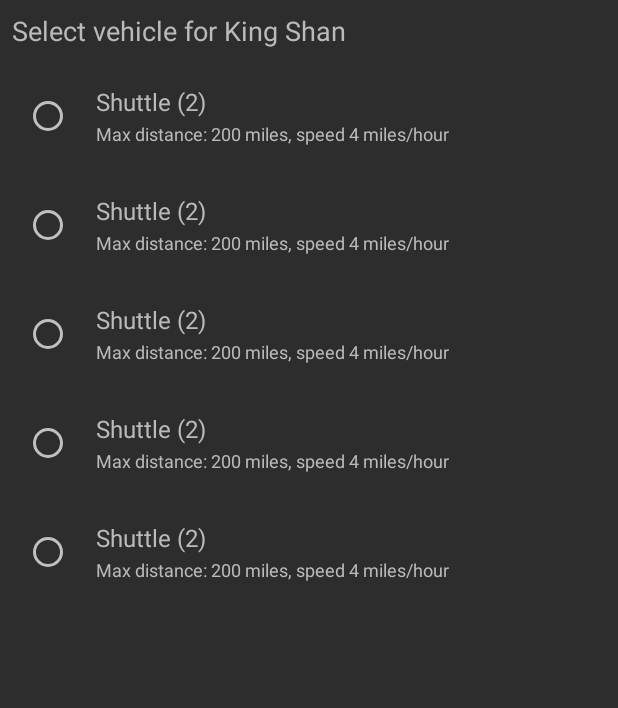
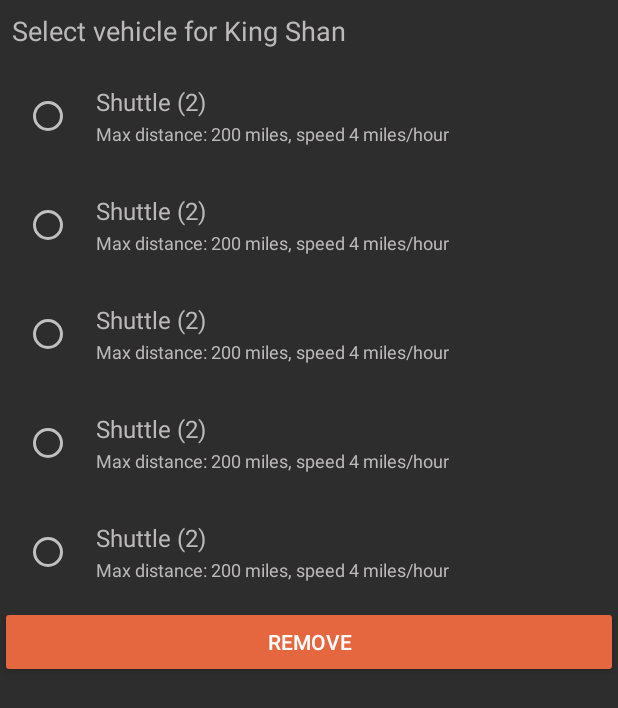
Before and after one commit to shah-nishant/finding-falcon, an Android app: the layout vehicle_bottom_sheet.xml on its own in the app's theme, with its tools: preview values and no code run, on a phone screen of 412 x 824 dp. Shown: the top 708 px of the screen. Run offline under Robolectric (Android 15) with nearby library versions, the phone set to English and light mode, and no system bars; network calls fail.

Commit message:
Add or select vehicle

```diff
--- a/app/src/main/java/shah/nishant/findingfalcon/game/di/GameModule.kt
+++ b/app/src/main/java/shah/nishant/findingfalcon/game/di/GameModule.kt
@@ -9,6 +9,7 @@ import dagger.multibindings.IntoMap
 import retrofit2.Retrofit
 import shah.nishant.findingfalcon.game.data.GameApi
 import shah.nishant.findingfalcon.game.view.GameFragment
+import shah.nishant.findingfalcon.game.view.VehicleBottomSheet
 import shah.nishant.findingfalcon.game.viewmodel.GameViewModel
 import shah.nishant.findingfalcon.viewmodel.ViewModelKey
 
@@ -17,6 +18,9 @@ abstract class GameModule {
 
     @ContributesAndroidInjector
     abstract fun gameFragment(): GameFragment
+
+    @ContributesAndroidInjector
+    abstract fun vehicleBottomSheet(): VehicleBottomSheet
 
     @Binds
     @IntoMap
--- a/app/src/main/java/shah/nishant/findingfalcon/game/model/Planet.kt
+++ b/app/src/main/java/shah/nishant/findingfalcon/game/model/Planet.kt
@@ -1,6 +1,9 @@
 package shah.nishant.findingfalcon.game.model
 
+import android.os.Parcelable
 import androidx.annotation.Keep
+import kotlinx.android.parcel.Parcelize
 
 @Keep
-data class Planet(val name: String?, val distance: String?)
+@Parcelize
+data class Planet(val name: String?, val distance: String?) : Parcelable
--- a/app/src/main/java/shah/nishant/findingfalcon/game/model/Target.kt
+++ b/app/src/main/java/shah/nishant/findingfalcon/game/model/Target.kt
@@ -1,3 +1,7 @@
 package shah.nishant.findingfalcon.game.model
 
-data class Target(val planet: Planet, val vehicle: Vehicle? = null)
+import android.os.Parcelable
+import kotlinx.android.parcel.Parcelize
+
+@Parcelize
+data class Target(val planet: Planet, val vehicle: Vehicle? = null) : Parcelable
--- a/app/src/main/java/shah/nishant/findingfalcon/game/view/TargetAdapter.kt
+++ b/app/src/main/java/shah/nishant/findingfalcon/game/view/TargetAdapter.kt
@@ -4,10 +4,9 @@ import android.view.LayoutInflater
 import android.view.ViewGroup
 import androidx.recyclerview.widget.RecyclerView
 import shah.nishant.findingfalcon.databinding.TargetLayoutBinding
-import shah.nishant.findingfalcon.game.model.Planet
 import shah.nishant.findingfalcon.game.model.Target
 
-class TargetAdapter constructor(private val selectVehicle: (Planet) -> Unit) : RecyclerView.Adapter<TargetViewHolder>() {
+class TargetAdapter constructor(private val selectVehicle: (Target) -> Unit) : RecyclerView.Adapter<TargetViewHolder>() {
 
     private val targets = mutableListOf<Target>()
 
--- a/app/src/main/java/shah/nishant/findingfalcon/game/view/VehicleAdapter.kt
+++ b/app/src/main/java/shah/nishant/findingfalcon/game/view/VehicleAdapter.kt
@@ -8,13 +8,13 @@ import shah.nishant.findingfalcon.game.model.Vehicle
 
 class VehicleAdapter constructor(
     private val vehicles: List<Vehicle>,
-    private val selectVehicle: (String?) -> Unit
+    private val onVehicleSelected: (Vehicle) -> Unit
 ) : RecyclerView.Adapter<VehicleViewHolder>() {
 
     override fun onCreateViewHolder(parent: ViewGroup, viewType: Int): VehicleViewHolder {
         val binding =
             VehicleLayoutBinding.inflate(LayoutInflater.from(parent.context), parent, false)
-        return VehicleViewHolder(binding, selectVehicle)
+        return VehicleViewHolder(binding, onVehicleSelected)
     }
 
     override fun getItemCount() = vehicles.size
--- a/app/src/main/java/shah/nishant/findingfalcon/game/view/VehicleViewHolder.kt
+++ b/app/src/main/java/shah/nishant/findingfalcon/game/view/VehicleViewHolder.kt
@@ -7,13 +7,14 @@ import shah.nishant.findingfalcon.game.model.Vehicle
 
 class VehicleViewHolder constructor(
     private val binding: VehicleLayoutBinding,
-    private val selectVehicle: (String?) -> Unit
+    private val onVehicleSelected: (Vehicle) -> Unit
 ) : RecyclerView.ViewHolder(binding.root) {
 
     fun bind(vehicle: Vehicle) {
         binding.apply {
             name.text = name.context.getString(R.string.vehicle_name, vehicle.name, vehicle.count.toString())
             details.text = details.context.getString(R.string.vehicle_details, vehicle.distance.toString(), vehicle.speed.toString())
+            root.setOnClickListener { onVehicleSelected(vehicle) }
         }
     }
 
--- a/app/src/main/res/layout/target_layout.xml
+++ b/app/src/main/res/layout/target_layout.xml
@@ -46,6 +46,7 @@
         android:id="@+id/select_vehicle"
         android:layout_width="wrap_content"
         android:layout_height="wrap_content"
+        android:minWidth="150dp"
         android:text="@string/select_vehicle"
         app:layout_constraintBottom_toBottomOf="parent"
         app:layout_constraintEnd_toEndOf="parent"
--- a/app/src/main/res/layout/vehicle_bottom_sheet.xml
+++ b/app/src/main/res/layout/vehicle_bottom_sheet.xml
@@ -22,10 +22,24 @@
         android:id="@+id/vehicle_list"
         android:layout_width="0dp"
         android:layout_height="wrap_content"
+        app:layout_constraintBottom_toTopOf="@id/remove"
         app:layout_constraintEnd_toEndOf="parent"
         app:layout_constraintStart_toStartOf="parent"
         app:layout_constraintTop_toBottomOf="@id/title"
         tools:itemCount="5"
         tools:listitem="@layout/vehicle_layout" />
 
+    <Button
+        android:id="@+id/remove"
+        android:layout_width="0dp"
+        android:layout_height="wrap_content"
+        android:backgroundTint="@color/orange"
+        android:minHeight="48dp"
+        android:text="@string/remove"
+        android:textColor="@color/white"
+        app:layout_constraintBottom_toBottomOf="parent"
+        app:layout_constraintEnd_toEndOf="parent"
+        app:layout_constraintStart_toStartOf="parent"
+        app:layout_constraintTop_toBottomOf="@id/vehicle_list" />
+
 </androidx.constraintlayout.widget.ConstraintLayout>
--- a/app/src/main/res/navigation/main_graph.xml
+++ b/app/src/main/res/navigation/main_graph.xml
@@ -23,8 +23,8 @@
         tools:layout="@layout/vehicle_bottom_sheet">
 
         <argument
-            android:name="vehicles"
-            app:argType="shah.nishant.findingfalcon.game.model.Vehicle[]" />
+            android:name="target"
+            app:argType="shah.nishant.findingfalcon.game.model.Target" />
 
     </dialog>
 
--- a/app/src/main/res/values/strings.xml
+++ b/app/src/main/res/values/strings.xml
@@ -8,4 +8,6 @@
     <string name="vehicle_details">Max distance: %1$s megamiles, speed %2$s megamiles/hour</string>
     <string name="retry">Retry</string>
     <string name="load_failure">Failed to load game</string>
+    <string name="remove">Remove</string>
+    <string name="select_vehicle_failure">You can\'t select more than for 4 planets</string>
 </resources>
```
Also changed, not shown: app/src/main/java/shah/nishant/findingfalcon/extensions/ContextExtensions.kt (added, +7 -0 lines), app/src/main/java/shah/nishant/findingfalcon/extensions/FragmentExtensions.kt (+3 -5 lines), app/src/main/java/shah/nishant/findingfalcon/game/view/GameFragment.kt (+17 -5 lines), app/src/main/java/shah/nishant/findingfalcon/game/view/TargetViewHolder.kt (+5 -4 lines), app/src/main/java/shah/nishant/findingfalcon/game/view/VehicleBottomSheet.kt (+50 -2 lines), app/src/main/java/shah/nishant/findingfalcon/game/viewmodel/GameViewModel.kt (+2 -5 lines).
